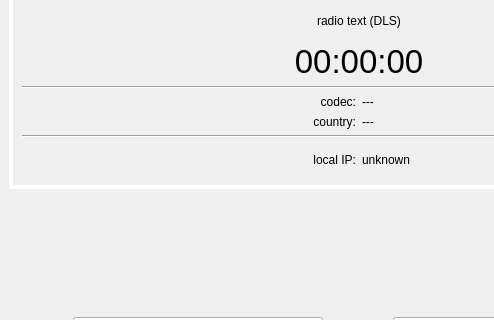
Qt form src/ui/1024x600_v2.ui (IPi-Radio/IPi-Radio) before a commit; both pictures show x 0 to 494 and y 108 to 428 of the 1024 by 600 pixel window.
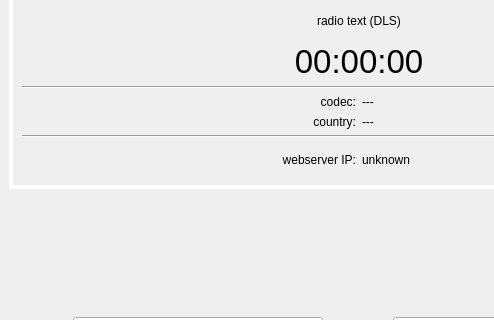
The same form after that commit.

Commit message: change IP description

```diff
--- a/src/ui/1024x600_v2.ui
+++ b/src/ui/1024x600_v2.ui
@@ -182,7 +182,7 @@
            <item>
             <widget class="QLabel" name="label_7">
              <property name="text">
-              <string>local IP:</string>
+              <string>webserver IP:</string>
              </property>
              <property name="alignment">
               <set>Qt::AlignRight|Qt::AlignTrailing|Qt::AlignVCenter</set>
```
The commit also changes 1 other file.
